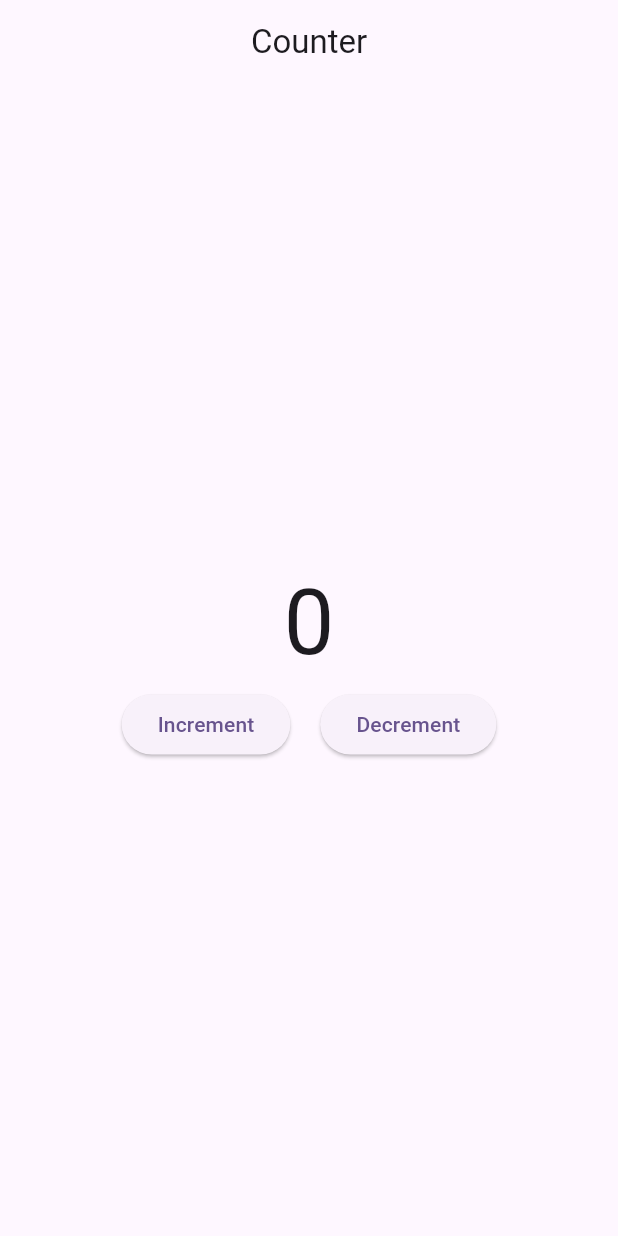
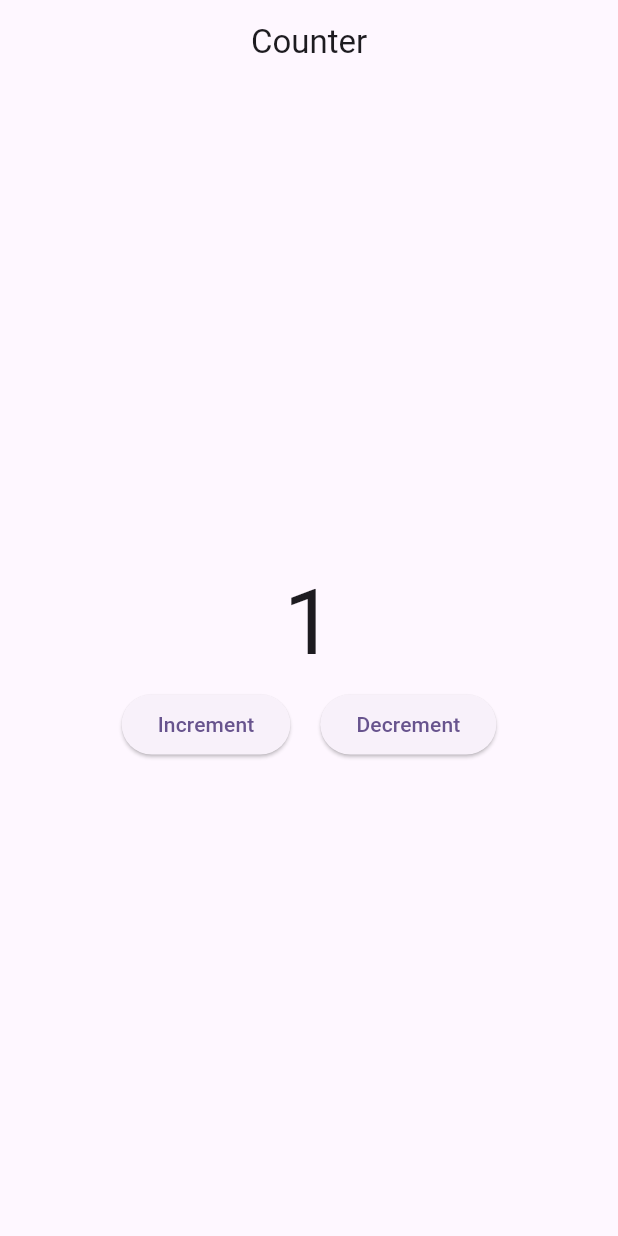
Before and after one commit to humnalodhi/Flutter-Bloc-RestApi-CleanArch, a Flutter app: the screen it shows after launch, after a tap on "Increment", on a phone screen of 412 x 824 dp. Run offline on Flutter 3.47's test engine with Material 3 defaults, Android fonts, the phone set to English and light mode, and no system bars; our stand-ins replace bloc, equatable, flutter_bloc.

Commit message:
Implemented counter example with bloc.

```diff
--- /dev/null
+++ b/lib/bloc/counter/counter_bloc.dart
@@ -0,0 +1,26 @@
+import 'package:bloc/bloc.dart';
+import 'package:bloc_rest_api_clean_arch/bloc/counter/counter_event.dart';
+import 'package:bloc_rest_api_clean_arch/bloc/counter/counter_state.dart';
+
+class CounterBloc extends Bloc<CounterEvent, CounterState> {
+  CounterBloc() : super(const CounterState()) {
+    on<IncrementCounter>(_increment);
+    on<DecrementCounter>(_decrement);
+  }
+
+  void _increment(IncrementCounter event, Emitter<CounterState> emit) {
+    emit(
+      state.copyWith(
+        counter: state.counter + 1,
+      ),
+    );
+  }
+
+  void _decrement(DecrementCounter event, Emitter<CounterState> emit) {
+    emit(
+      state.copyWith(
+        counter: state.counter - 1,
+      ),
+    );
+  }
+}
--- /dev/null
+++ b/lib/bloc/counter/counter_event.dart
@@ -0,0 +1,19 @@
+import 'package:equatable/equatable.dart';
+
+/// Abstract classes act as base class and implements the functionality for its sub classes.
+/// It defines the behavior and interface which are implemented by the sub classes.
+/// You cannot initialize abstract classes.
+abstract class CounterEvent extends Equatable{
+
+  const CounterEvent();
+  @override
+  List<Object> get props => [];
+}
+
+class IncrementCounter extends CounterEvent{
+
+}
+
+class DecrementCounter extends CounterEvent{
+
+}
--- /dev/null
+++ b/lib/bloc/counter/counter_state.dart
@@ -0,0 +1,20 @@
+import 'package:equatable/equatable.dart';
+
+class CounterState extends Equatable {
+  final int counter;
+
+  const CounterState({
+    this.counter = 0,
+  });
+
+  CounterState copyWith({int? counter}) {
+    return CounterState(
+      counter: counter ?? this.counter,
+    );
+  }
+
+  @override
+  List<Object?> get props => [
+        counter,
+      ];
+}
--- a/lib/main.dart
+++ b/lib/main.dart
@@ -1,5 +1,7 @@
+import 'package:bloc_rest_api_clean_arch/bloc/counter/counter_bloc.dart';
 import 'package:bloc_rest_api_clean_arch/screens/counter_screen/counter_screen.dart';
 import 'package:flutter/material.dart';
+import 'package:flutter_bloc/flutter_bloc.dart';
 
 void main() {
   runApp(const MyApp());
@@ -10,7 +12,8 @@ class MyApp extends StatelessWidget {
 
   @override
   Widget build(BuildContext context) {
-    return MaterialApp(
+    return BlocProvider(create: (_)=> CounterBloc(),
+    child: MaterialApp(
       debugShowCheckedModeBanner: false,
       title: 'Flutter Demo',
       theme: ThemeData(
@@ -20,6 +23,6 @@ class MyApp extends StatelessWidget {
         useMaterial3: true,
       ),
       home: const CounterScreen(),
-    );
+    ),);
   }
 }
--- a/lib/screens/counter_screen/counter_screen.dart
+++ b/lib/screens/counter_screen/counter_screen.dart
@@ -1,4 +1,8 @@
+import 'package:bloc_rest_api_clean_arch/bloc/counter/counter_bloc.dart';
+import 'package:bloc_rest_api_clean_arch/bloc/counter/counter_event.dart';
+import 'package:bloc_rest_api_clean_arch/bloc/counter/counter_state.dart';
 import 'package:flutter/material.dart';
+import 'package:flutter_bloc/flutter_bloc.dart';
 
 class CounterScreen extends StatefulWidget {
   const CounterScreen({super.key});
@@ -12,31 +16,39 @@ class _CounterScreenState extends State<CounterScreen> {
   Widget build(BuildContext context) {
     return Scaffold(
       appBar: AppBar(
-        title: Text('Counter'),
+        title: const Text('Counter'),
         centerTitle: true,
       ),
       body: Column(
         mainAxisAlignment: MainAxisAlignment.center,
         crossAxisAlignment: CrossAxisAlignment.center,
         children: [
-          const Text(
-            '0',
-            style: TextStyle(
-              fontSize: 60,
-            ),
+          BlocBuilder<CounterBloc, CounterState>(
+            builder: (context, state) {
+              return Text(
+                state.counter.toString(),
+                style: const TextStyle(
+                  fontSize: 60,
+                ),
+              );
+            },
           ),
           Row(
             mainAxisAlignment: MainAxisAlignment.center,
             children: [
               ElevatedButton(
-                onPressed: () {},
+                onPressed: () {
+                  context.read<CounterBloc>().add(IncrementCounter());
+                },
                 child: const Text('Increment'),
               ),
               const SizedBox(
                 width: 20,
               ),
               ElevatedButton(
-                onPressed: () {},
+                onPressed: () {
+                  context.read<CounterBloc>().add(DecrementCounter());
+                },
                 child: const Text('Decrement'),
               ),
             ],
```
